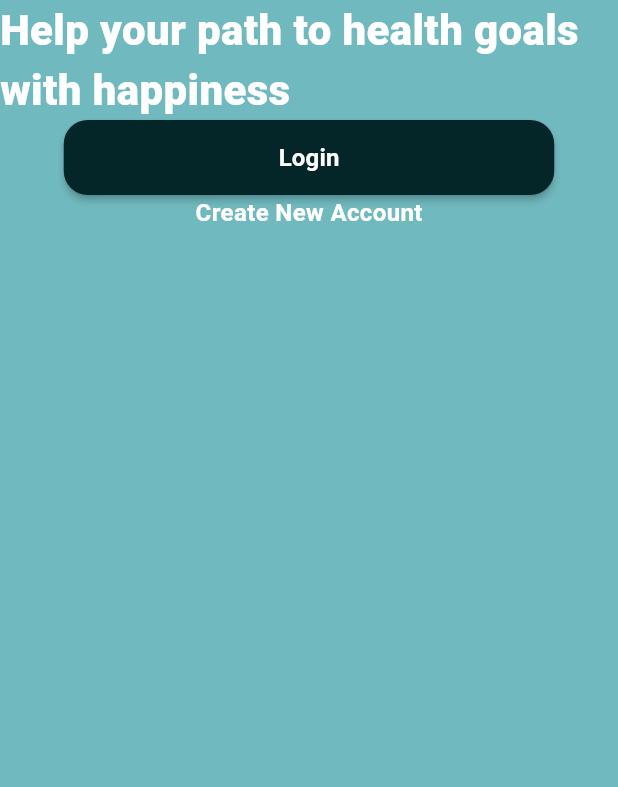
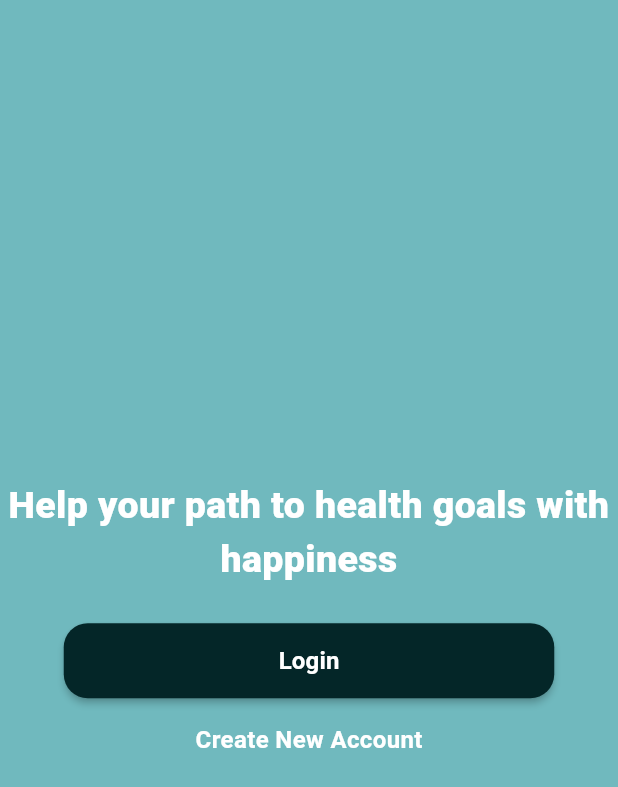
Before and after one commit to Rostomgh/dev_challenge_2, a Flutter app: the screen it shows after launch, on a phone screen of 412 x 824 dp. Shown: the top 787 px of the screen. Run offline on Flutter 3.47's test engine with Material 3 defaults, Android fonts, the phone set to English and light mode, and no system bars.

```diff
--- a/lib/Logo.dart
+++ b/lib/Logo.dart
@@ -1,5 +1,8 @@
 import 'package:dev_challenge_2/core/Theme/AppColors.dart';
+import 'package:dev_challenge_2/core/Theme/AppSizes.dart';
+import 'package:dev_challenge_2/core/Ui/Animation/TransitionAnimationRoute.dart';
 import 'package:dev_challenge_2/core/Ui/CustomButton.dart';
+import 'package:dev_challenge_2/features/home/HomeScreen.dart';
 import 'package:flutter/material.dart';
 
 class LogoS extends StatelessWidget {
@@ -7,13 +10,41 @@ class LogoS extends StatelessWidget {
 
   @override
   Widget build(BuildContext context) {
-    return  Scaffold(
-      backgroundColor:AppColors.primaryColor,
+    return Scaffold(
+      backgroundColor: AppColors.primaryColor,
       body: Column(
+        mainAxisAlignment: MainAxisAlignment.center,
+        crossAxisAlignment: CrossAxisAlignment.center,
         children: [
-          const Text('Help your path to health goals with happiness',style: TextStyle(color: AppColors.white,fontSize: 28,fontWeight: FontWeight.w800),),
-          CustomButton(onpress: (){},),
-          const Text('Create New Account',style: TextStyle(color: AppColors.white,fontSize: 16,fontWeight: FontWeight.w700),),
+          const Text(
+            'Help your path to health goals with happiness',
+            style: TextStyle(
+                color: AppColors.white,
+                fontSize: 25,
+                fontWeight: FontWeight.w800),
+            textAlign: TextAlign.center,
+          ),
+          const SizedBox(
+            height: AppSizes.hbtween,
+          ),
+          CustomButton(
+            onpress: () {
+              Navigator.pushReplacement(
+                context,
+                FadePageTransition(page: const HomeScreen()),
+              );
+            },
+          ),
+          const SizedBox(
+            height: AppSizes.height,
+          ),
+          const Text(
+            'Create New Account',
+            style: TextStyle(
+                color: AppColors.white,
+                fontSize: 16,
+                fontWeight: FontWeight.w700),
+          ),
         ],
       ),
     );
--- a/lib/core/Router/OngenerateRoute.dart
+++ b/lib/core/Router/OngenerateRoute.dart
@@ -1,5 +1,6 @@
 import 'package:dev_challenge_2/Logo.dart';
 import 'package:dev_challenge_2/core/Router/ErrorRoute.dart';
+import 'package:dev_challenge_2/features/home/HomeScreen.dart';
 import 'package:flutter/material.dart';
 
 class AppRoute {
@@ -7,6 +8,8 @@ class AppRoute {
     switch (settings.name) {
       case '/Logo':
         return MaterialPageRoute(builder: (context) => const LogoS());
+        case '/home':
+          return MaterialPageRoute(builder: (context) => const HomeScreen());
       default:
         return MaterialPageRoute(builder: (context) => const ErrorRoute());
     }
--- a/lib/core/Theme/AppSizes.dart
+++ b/lib/core/Theme/AppSizes.dart
@@ -1,4 +1,5 @@
 class AppSizes {
   AppSizes._();
   static const double hbtween = 24;
+  static const double height = 16;
 }
```
Also changed, not shown: lib/core/Ui/Animation/TransitionAnimationRoute.dart (added, +36 -0 lines), lib/features/home/HomeScreen.dart (added, +19 -0 lines), lib/main.dart (line endings or trailing spaces).
